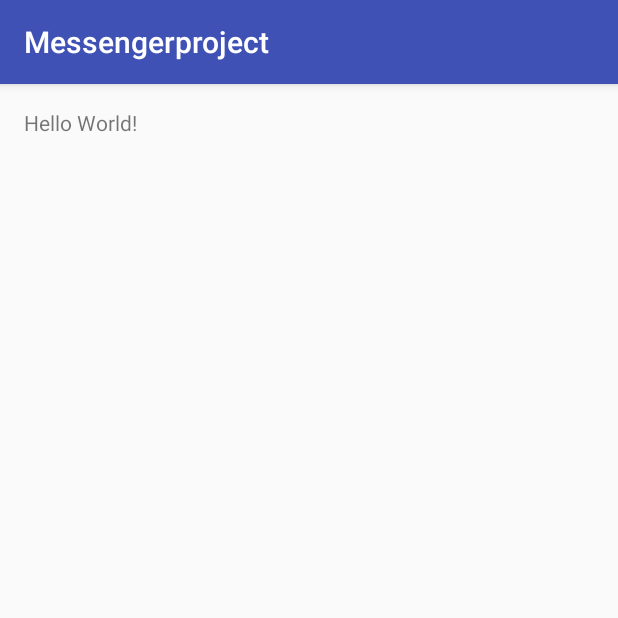
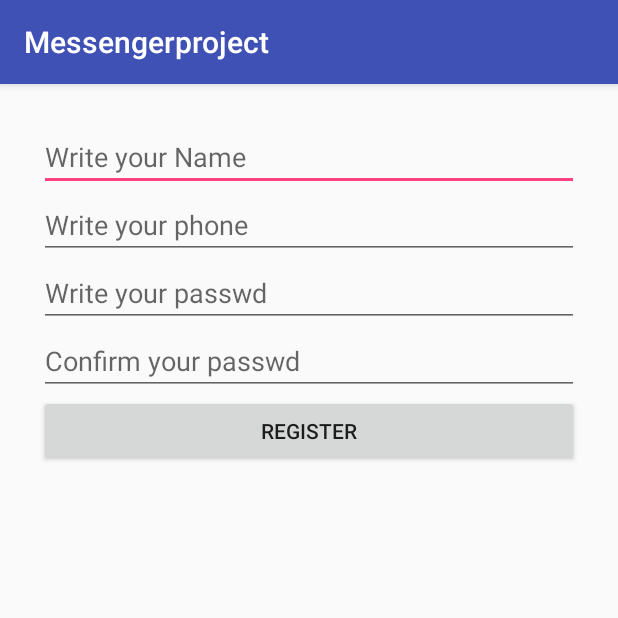
Before and after one commit to williamgdev/Messenger, an Android app: the screen it shows after launch (MainActivity), on a phone screen of 412 x 824 dp, the top half of it. Run offline under Robolectric (Android 15) with nearby library versions, the phone set to English and light mode, and no system bars.

Commit message:
Create UI User Login-Register

```diff
--- a/app/src/main/java/com/adnroid/devcuba/messengerproject/MainActivity.java
+++ b/app/src/main/java/com/adnroid/devcuba/messengerproject/MainActivity.java
@@ -1,8 +1,7 @@
 package com.adnroid.devcuba.messengerproject;
 
+import android.os.Bundle;
 import android.support.v7.app.AppCompatActivity;
-import android.os.Bundle;
-import android.util.Log;
 
 public class MainActivity extends AppCompatActivity {
 
@@ -10,6 +9,5 @@ public class MainActivity extends AppCompatActivity {
     protected void onCreate(Bundle savedInstanceState) {
         super.onCreate(savedInstanceState);
         setContentView(R.layout.activity_main);
-        Log.d("dsfsdf", "onCreate: ");
     }
 }
--- a/app/src/main/res/layout/activity_main.xml
+++ b/app/src/main/res/layout/activity_main.xml
@@ -1,17 +1,21 @@
 <?xml version="1.0" encoding="utf-8"?>
-<RelativeLayout xmlns:android="http://schemas.android.com/apk/res/android"
+<LinearLayout xmlns:android="http://schemas.android.com/apk/res/android"
     xmlns:tools="http://schemas.android.com/tools"
     android:id="@+id/activity_main"
     android:layout_width="match_parent"
     android:layout_height="match_parent"
+    android:orientation="vertical"
     android:paddingBottom="@dimen/activity_vertical_margin"
     android:paddingLeft="@dimen/activity_horizontal_margin"
     android:paddingRight="@dimen/activity_horizontal_margin"
     android:paddingTop="@dimen/activity_vertical_margin"
     tools:context="com.adnroid.devcuba.messengerproject.MainActivity">
 
-    <TextView
-        android:layout_width="wrap_content"
-        android:layout_height="wrap_content"
-        android:text="Hello World!" />
-</RelativeLayout>
+    <LinearLayout
+        android:layout_width="match_parent"
+        android:layout_height="match_parent"
+        android:id="@+id/main_layout"
+        android:orientation="vertical">
+        <include layout="@layout/user_register"/>
+        </LinearLayout>
+</LinearLayout>
--- /dev/null
+++ b/app/src/main/res/layout/user_register.xml
@@ -0,0 +1,37 @@
+<?xml version="1.0" encoding="utf-8"?>
+<LinearLayout xmlns:android="http://schemas.android.com/apk/res/android"
+    android:layout_width="match_parent"
+    android:layout_height="match_parent"
+    android:orientation="vertical"
+    android:layout_margin="10dp">
+
+    <EditText
+        android:id="@+id/user_register_txtname"
+        android:layout_width="match_parent"
+        android:layout_height="wrap_content"
+        android:hint="Write your Name"/>
+
+    <EditText
+        android:id="@+id/user_register_txtphone"
+        android:layout_width="match_parent"
+        android:layout_height="wrap_content"
+        android:hint="Write your phone"
+        android:inputType="phone" />
+    <EditText
+        android:id="@+id/user_register_txtpasswd"
+        android:layout_width="match_parent"
+        android:layout_height="wrap_content"
+        android:hint="Write your passwd"
+        android:inputType="textPassword" />
+    <EditText
+        android:id="@+id/user_register_txtpasswdconfirm"
+        android:layout_width="match_parent"
+        android:layout_height="wrap_content"
+        android:hint="Confirm your passwd"
+        android:inputType="textPassword" />
+    <Button
+        android:layout_width="match_parent"
+        android:layout_height="wrap_content"
+        android:id="@+id/user_register_button_register"
+        android:text="Register"/>
+</LinearLayout>
--- a/app/src/main/res/values/styles.xml
+++ b/app/src/main/res/values/styles.xml
@@ -7,5 +7,9 @@
         <item name="colorPrimaryDark">@color/colorPrimaryDark</item>
         <item name="colorAccent">@color/colorAccent</item>
     </style>
+    <style name="user_register_txtname" parent="Theme.AppCompat.Light">
+        <item name="colorControlNormal">@color/colorPrimary</item>
+        <item name="colorControlActivated">@color/colorAccent</item>
+    </style>
 
 </resources>
```
Also changed, not shown: app/src/main/res/layout/user_login.xml (added, +27 -0 lines).
